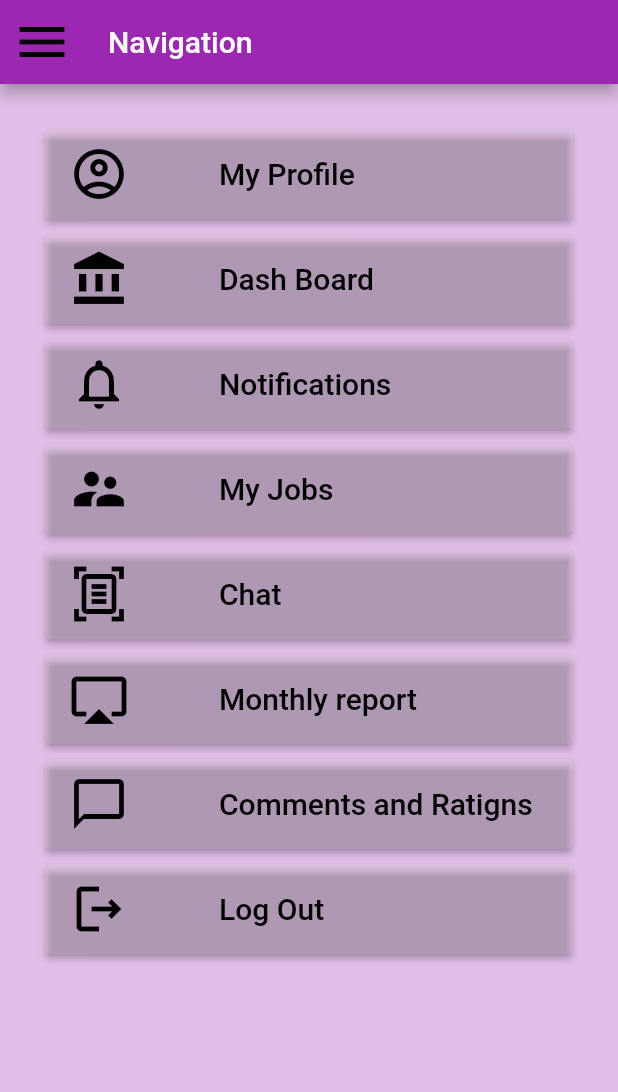
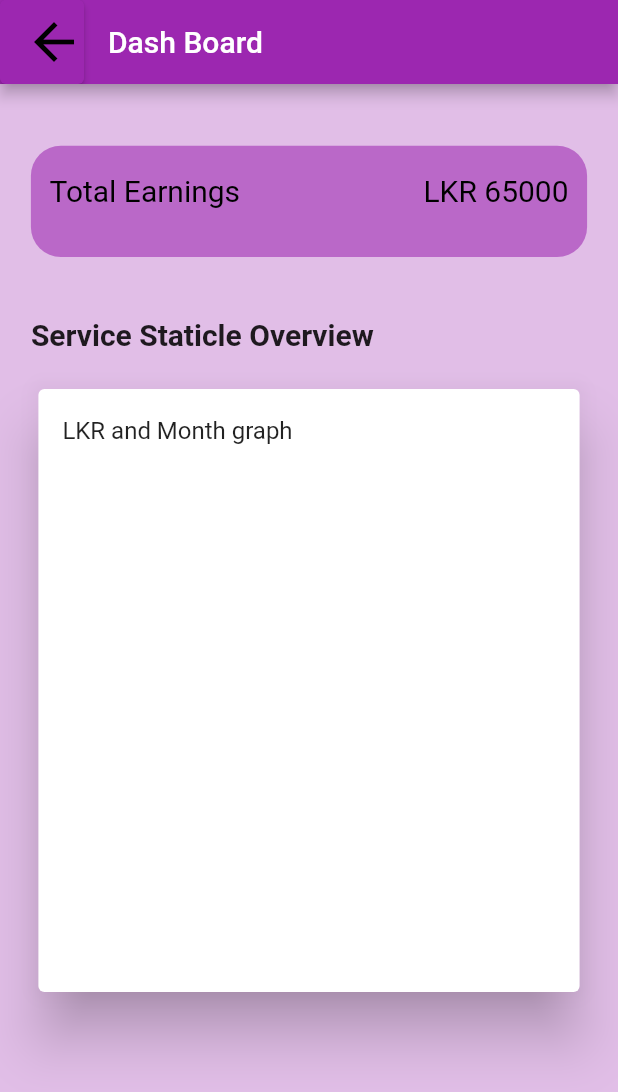
Before and after one commit to chathuradeshapriya/BreakdownService, a Flutter app: the screen it shows after launch, on a phone screen of 412 x 824 dp. Shown: the top 1092 px of the screen. Run offline on Flutter 3.47's test engine with Material 2 defaults, Android fonts, the phone set to English and light mode, and no system bars; our stand-ins replace fluttertoast.

Commit message:
Developed Dashboard page

```diff
--- /dev/null
+++ b/lib/dashboard.dart
@@ -0,0 +1,131 @@
+import 'package:flutter/cupertino.dart';
+import 'package:flutter/material.dart';
+import 'package:flutter/rendering.dart';
+import 'package:vehicle_breakdown_service/navigation.dart';
+
+class Dashboard extends StatefulWidget {
+  const Dashboard({Key? key}) : super(key: key);
+
+  @override
+  State<Dashboard> createState() => _DashboardState();
+}
+
+class _DashboardState extends State<Dashboard> {
+
+  @override
+  Widget build(BuildContext context) {
+    double width = MediaQuery.of(context).size.width;
+    double height = MediaQuery.of(context).size.height;
+    return Scaffold(
+      backgroundColor: Color(0xFFE1BEE7),
+      appBar: AppBar(
+        leading: ElevatedButton(
+          onPressed: () {
+            Navigator.push(
+                context, MaterialPageRoute(builder: (c) => Navigation()));
+          },
+          child: Icon(
+            Icons.arrow_back,
+            size: 40,
+            color: Colors.black,
+          ),
+        ),
+        title: const Text('Dash Board'),
+      ),
+      body: SingleChildScrollView(
+        child: Container(
+          margin: EdgeInsets.only(
+              top: width * 0.1, right: width * 0.05, left: width * 0.05),
+          child: Column(
+            crossAxisAlignment: CrossAxisAlignment.start,
+            children: [
+              Column(
+                children: [
+                  Container(
+                    width: width * 2,
+                    height: height * 0.09,
+                    decoration: BoxDecoration(
+                      borderRadius: BorderRadius.circular(20.0),
+                      color: Colors.purple[300],
+                    ),
+                    child: Container(
+                      margin: EdgeInsets.only(
+                        top: width * 0.045,
+                        left: width * 0.03,
+                        right: width * 0.03,
+                      ),
+                      child: Column(
+                        crossAxisAlignment: CrossAxisAlignment.start,
+                        children: [
+                          Row(
+                            crossAxisAlignment: CrossAxisAlignment.center,
+                            mainAxisAlignment: MainAxisAlignment.spaceBetween,
+                            children: [
+                              Text(
+                                "Total Earnings",
+                                style: TextStyle(
+                                  color: Colors.black,
+                                  fontSize: 20.0,
+                                ),
+                              ),
+                              Text(
+                                "LKR 65000",
+                                style: TextStyle(
+                                  color: Colors.black,
+                                  fontSize: 20.0,
+                                ),
+                              ),
+                            ],
+                          ),
+                        ],
+                      ),
+                    ),
+                  ),
+                  SizedBox(
+                    width: width * 0.02,
+                  ),
+                ],
+              ),
+
+              const SizedBox(
+                height: 20,
+              ),
+
+
+              const SizedBox(
+                height: 20,
+              ),
+              Row(
+                crossAxisAlignment: CrossAxisAlignment.center,
+                mainAxisAlignment: MainAxisAlignment.spaceBetween,
+                children: [
+                  Text(
+                    "Service Staticle Overview",
+                    style: TextStyle(fontSize: 20, fontWeight: FontWeight.bold),
+                  ),
+                ],
+              ),
+              const SizedBox(
+                height: 20,
+              ),
+              Container(
+                width: width * 2,
+                height: height * 0.5,
+
+                child: Card(
+                  child: ListTile(
+
+                    title: Text("LKR and Month graph"),
+                  ),
+                  elevation: 16,
+                  margin: EdgeInsets.all(5),
+
+                ),
+              ),
+            ],
+          ),
+        ),
+      ),
+    );
+  }
+}
--- a/lib/main.dart
+++ b/lib/main.dart
@@ -1,4 +1,5 @@
 import 'package:flutter/material.dart';
+import 'package:vehicle_breakdown_service/dashboard.dart';
 import 'package:vehicle_breakdown_service/navigation.dart';
 import 'package:vehicle_breakdown_service/user_login.dart';
 import 'log_in.dart';
@@ -21,7 +22,7 @@ class MyApp extends StatelessWidget {
       theme: ThemeData(
         primarySwatch: Colors.purple,
       ),
-      home: Navigation(),
+      home: Dashboard(),
     );
   }
 }
```
